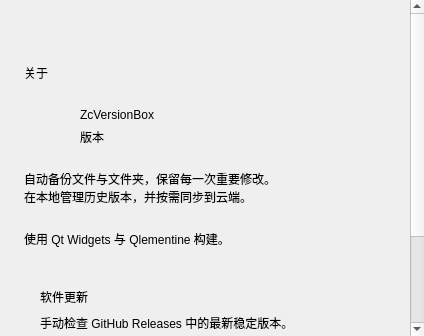
The window that windows/mainwindow_child/aboutpage/aboutpage.ui (Zao-chen/ZcVersionBox) describes before a commit, drawn with Qt 5.
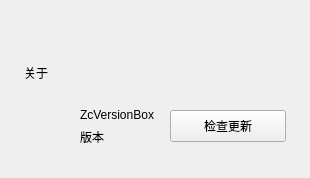
The same window after the commit. Custom widgets are drawn as their Qt base class.

Commit message: fix: 精简关于页更新入口

```diff
--- a/windows/mainwindow_child/aboutpage/aboutpage.ui
+++ b/windows/mainwindow_child/aboutpage/aboutpage.ui
@@ -186,153 +186,21 @@
               </property>
              </spacer>
             </item>
+            <item>
+             <widget class="QPushButton" name="checkUpdatesButton">
+              <property name="text">
+               <string>检查更新</string>
+              </property>
+              <property name="minimumSize">
+               <size>
+                <width>116</width>
+                <height>32</height>
+               </size>
+              </property>
+             </widget>
+            </item>
            </layout>
           </item>
-          <item>
-           <widget class="QLabel" name="descriptionLabel">
-            <property name="text">
-             <string>自动备份文件与文件夹，保留每一次重要修改。
-在本地管理历史版本，并按需同步到云端。</string>
-            </property>
-            <property name="textFormat">
-             <enum>Qt::PlainText</enum>
-            </property>
-            <property name="wordWrap">
-             <bool>true</bool>
-            </property>
-           </widget>
-          </item>
-          <item>
-           <widget class="QLabel" name="technologyLabel">
-            <property name="text">
-             <string>使用 Qt Widgets 与 Qlementine 构建。</string>
-            </property>
-            <property name="textFormat">
-             <enum>Qt::PlainText</enum>
-            </property>
-            <property name="wordWrap">
-             <bool>true</bool>
-            </property>
-           </widget>
-          </item>
-          <item>
-           <widget class="QWidget" name="updateGroup">
-            <layout class="QVBoxLayout" name="updateLayout">
-             <property name="leftMargin">
-              <number>16</number>
-             </property>
-             <property name="topMargin">
-              <number>16</number>
-             </property>
-             <property name="rightMargin">
-              <number>16</number>
-             </property>
-             <property name="bottomMargin">
-              <number>16</number>
-             </property>
-             <property name="spacing">
-              <number>8</number>
-             </property>
-             <item>
-              <widget class="QLabel" name="updateTitleLabel">
-               <property name="text">
-                <string>软件更新</string>
-               </property>
-               <property name="textFormat">
-                <enum>Qt::PlainText</enum>
-               </property>
-              </widget>
-             </item>
-             <item>
-              <widget class="QLabel" name="updateStatusLabel">
-               <property name="text">
-                <string>手动检查 GitHub Releases 中的最新稳定版本。</string>
-               </property>
-               <property name="textFormat">
-                <enum>Qt::PlainText</enum>
-               </property>
-               <property name="wordWrap">
-                <bool>true</bool>
-               </property>
-              </widget>
-             </item>
-             <item>
-              <widget class="QLabel" name="updateDetailsLabel">
-               <property name="textFormat">
-                <enum>Qt::PlainText</enum>
-               </property>
-               <property name="wordWrap">
-                <bool>true</bool>
-               </property>
-              </widget>
-             </item>
-             <item>
-              <widget class="QProgressBar" name="updateProgress">
-               <property name="maximum">
-                <number>100</number>
-               </property>
-               <property name="value">
-                <number>0</number>
-               </property>
-               <property name="textVisible">
-                <bool>false</bool>
-               </property>
-              </widget>
-             </item>
-             <item>
-              <layout class="QHBoxLayout" name="updateButtonsLayout">
-               <property name="spacing">
-                <number>8</number>
-               </property>
-               <item>
-                <widget class="QPushButton" name="checkUpdatesButton">
-                 <property name="text">
-                  <string>检查更新</string>
-                 </property>
-                </widget>
-               </item>
-               <item>
-                <widget class="QPushButton" name="downloadUpdateButton">
-                 <property name="text">
-                  <string>下载更新</string>
-                 </property>
-                </widget>
-               </item>
-               <item>
-                <widget class="QPushButton" name="openReleaseButton">
-                 <property name="text">
-                  <string>打开发布页</string>
-                 </property>
-                </widget>
-               </item>
-               <item>
-               <widget class="QPushButton" name="openDownloadedButton">
-                 <property name="text">
-                  <string>打开安装包</string>
-                 </property>
-                </widget>
-               </item>
-               <item>
-                <spacer name="updateButtonsSpace">
-                 <property name="orientation">
-                  <enum>Qt::Horizontal</enum>
-                 </property>
-                 <property name="sizeType">
-                  <enum>QSizePolicy::Expanding</enum>
-                 </property>
-                 <property name="sizeHint" stdset="0">
-                  <size>
-                   <width>0</width>
-                   <height>0</height>
-                  </size>
-                 </property>
-                </spacer>
-               </item>
-              </layout>
-             </item>
-            </layout>
-           </widget>
-          </item>
          </layout>
         </widget>
        </item>
```
The commit also changes 4 other files.
